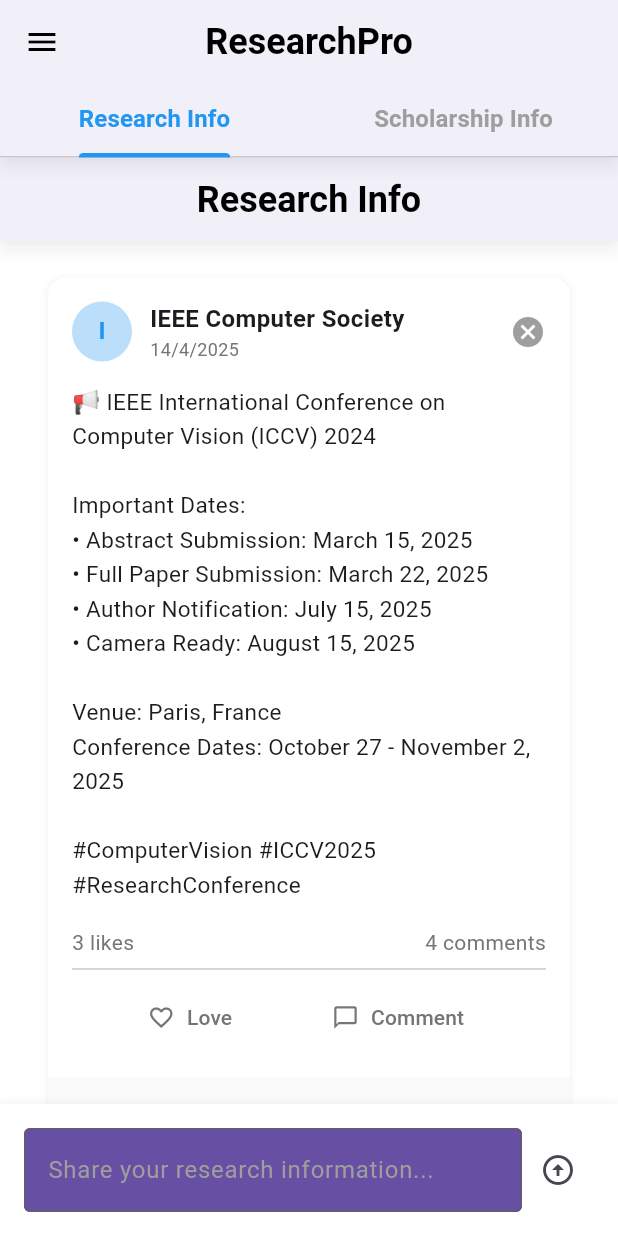
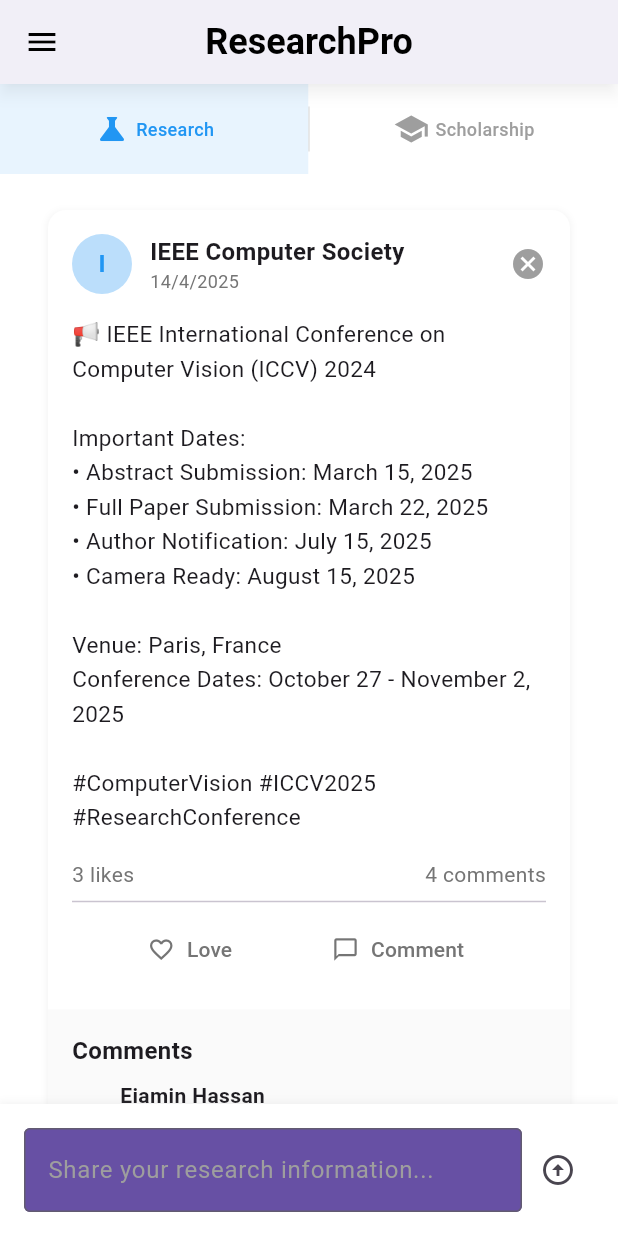
Before and after one commit to Noman5713/researchpro_flutter_project, a Flutter app: the HomePage screen opened directly, on a phone screen of 412 x 824 dp. Run offline on Flutter 3.47's test engine with Material 3 defaults, Android fonts, the light colour scheme and no system bars; our stand-ins replace firebase_auth, firebase_core, get; accounts and stored records are empty.

Commit message:
Update the design of  tab navigation for Research and Scholarship info in HomePage

```diff
--- a/lib/pages/home_page.dart
+++ b/lib/pages/home_page.dart
@@ -16,6 +16,7 @@
 class _HomePageState extends State<HomePage> with SingleTickerProviderStateMixin {
   late TabController _tabController;
   final authService = AuthService();
+  int _currentIndex = 0;
 
   @override
   void initState() {
@@ -64,31 +65,116 @@
           ),
         ),
         backgroundColor: Colors.white,
-        bottom: TabBar(
-          controller: _tabController,
-          indicatorColor: Colors.blue,
-          indicatorWeight: 3,
-          labelColor: Colors.blue,
-          unselectedLabelColor: Colors.grey,
-          labelStyle: const TextStyle(
-            fontSize: 16,
-            fontWeight: FontWeight.bold,
-          ),
-          tabs: const [
-            Tab(text: 'Research Info'),
-            Tab(text: 'Scholarship Info'),
-          ],
-        ),
       ),
       drawer: MyDrawer(
         onProfileTap: goToProfilePage,
         onSignOut: handleLogout,
       ),
-      body: TabBarView(
-        controller: _tabController,
-        children: const [
-          ResearchInfoPage(),
-          ScholarshipInfoPage(),
+      body: Column(
+        children: [
+          Container(
+            height: 60,
+            decoration: BoxDecoration(
+              color: Colors.white,
+              boxShadow: [
+                BoxShadow(
+                  color: Colors.grey.withOpacity(0.1),
+                  spreadRadius: 1,
+                  blurRadius: 3,
+                  offset: const Offset(0, 1),
+                ),
+              ],
+            ),
+            child: Row(
+              mainAxisAlignment: MainAxisAlignment.center,
+              children: [
+                Expanded(
+                  child: InkWell(
+                    onTap: () {
+                      setState(() {
+                        _currentIndex = 0;
+                        _tabController.animateTo(0);
+                      });
+                    },
+                    child: Container(
+                      height: double.infinity,
+                      decoration: BoxDecoration(
+                        color: _currentIndex == 0 ? Colors.blue.withOpacity(0.1) : Colors.transparent,
+                      ),
+                      child: Row(
+                        mainAxisAlignment: MainAxisAlignment.center,
+                        children: [
+                          Icon(
+                            Icons.science,
+                            color: _currentIndex == 0 ? Colors.blue : Colors.grey,
+                            size: 24,
+                          ),
+                          const SizedBox(width: 4),
+                          Text(
+                            'Research',
+                            style: TextStyle(
+                              color: _currentIndex == 0 ? Colors.blue : Colors.grey,
+                              fontSize: 12,
+                              fontWeight: FontWeight.w500,
+                            ),
+                          ),
+                        ],
+                      ),
+                    ),
+                  ),
+                ),
+                Container(
+                  height: 30,
+                  width: 1,
+                  color: Colors.grey.withOpacity(0.3),
+                ),
+                Expanded(
+                  child: InkWell(
+                    onTap: () {
+                      setState(() {
+                        _currentIndex = 1;
+                        _tabController.animateTo(1);
+                      });
+                    },
+                    child: Container(
+                      height: double.infinity,
+                      decoration: BoxDecoration(
+                        color: _currentIndex == 1 ? Colors.blue.withOpacity(0.1) : Colors.transparent,
+                      ),
+                      child: Row(
+                        mainAxisAlignment: MainAxisAlignment.center,
+                        children: [
+                          Icon(
+                            Icons.school,
+                            color: _currentIndex == 1 ? Colors.blue : Colors.grey,
+                            size: 24,
+                          ),
+                          const SizedBox(width: 4),
+                          Text(
+                            'Scholarship',
+                            style: TextStyle(
+                              color: _currentIndex == 1 ? Colors.blue : Colors.grey,
+                              fontSize: 12,
+                              fontWeight: FontWeight.w500,
+                            ),
+                          ),
+                        ],
+                      ),
+                    ),
+                  ),
+                ),
+              ],
+            ),
+          ),
+          Expanded(
+            child: TabBarView(
+              controller: _tabController,
+              children: const [
+                ResearchInfoPage(),
+                ScholarshipInfoPage(),
+              ],
+            ),
+          ),
         ],
       ),
     );
--- a/lib/pages/research_info_page.dart
+++ b/lib/pages/research_info_page.dart
@@ -180,22 +180,9 @@
   Widget build(BuildContext context) {
     return Scaffold(
       backgroundColor: Colors.white,
-      appBar: AppBar(
-        centerTitle: true,
-        title: const Text(
-          "Research Info",
-          style: TextStyle(
-            fontSize: 24,
-            fontWeight: FontWeight.bold,
-            color: Colors.black,
-          ),
-        ),
-        backgroundColor: Colors.white,
-      ),
       body: SafeArea(
         child: Column(
           children: [
-            //the wall
             Expanded(
               child: SingleChildScrollView(
                 child: Padding(
--- a/lib/pages/scholarship_info_page.dart
+++ b/lib/pages/scholarship_info_page.dart
@@ -193,18 +193,6 @@
   Widget build(BuildContext context) {
     return Scaffold(
       backgroundColor: Colors.white,
-      appBar: AppBar(
-        centerTitle: true,
-        title: const Text(
-          "Scholarship Info",
-          style: TextStyle(
-            fontSize: 24,
-            fontWeight: FontWeight.bold,
-            color: Colors.black,
-          ),
-        ),
-        backgroundColor: Colors.white,
-      ),
       body: SafeArea(
         child: Column(
           children: [
```
